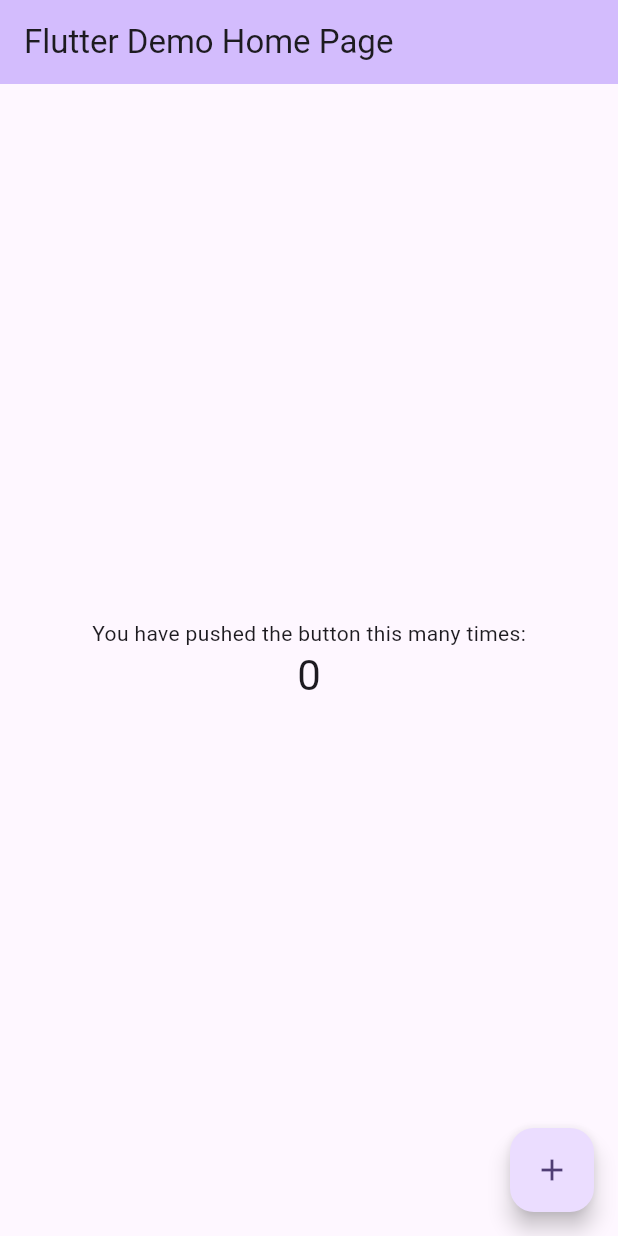
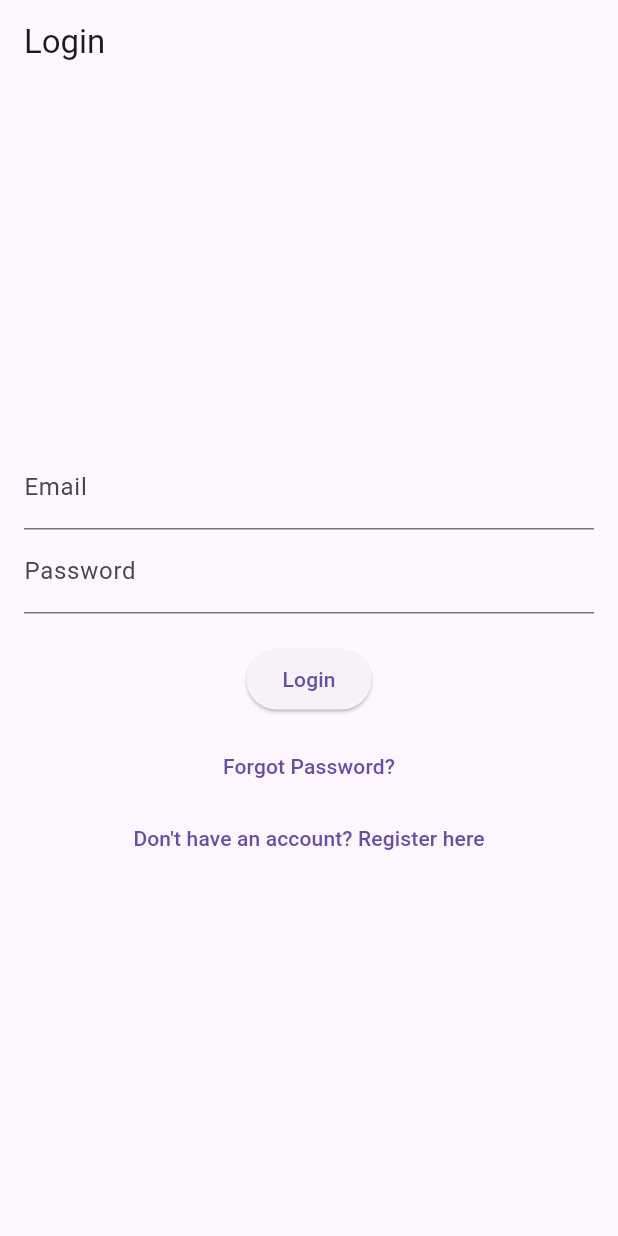
Before and after one commit to interview-project-12-2024-a/frontend, a Flutter app: the screen it shows after launch, on a phone screen of 412 x 824 dp. Run offline on Flutter 3.47's test engine with Material 3 defaults, Android fonts, the phone set to English and light mode, and no system bars; our stand-ins replace firebase_core, flutter_modular; accounts and stored records are empty.

Commit message:
feat: add login view

```diff
--- /dev/null
+++ b/lib/app/app_routes.dart
@@ -0,0 +1,4 @@
+abstract class AppRoutes {
+  static const auth = '/';
+  static const chat = '/chat';
+}
--- /dev/null
+++ b/lib/app/app_widget.dart
@@ -0,0 +1,14 @@
+import 'package:flutter/material.dart';
+import 'package:flutter_modular/flutter_modular.dart';
+
+class AppWidget extends StatelessWidget {
+  @override
+  Widget build(BuildContext context) {
+    return MaterialApp.router(
+      title: 'Flutter Modular App',
+      theme: ThemeData(primarySwatch: Colors.blue),
+      routeInformationParser: Modular.routeInformationParser,
+      routerDelegate: Modular.routerDelegate,
+    );
+  }
+}
--- /dev/null
+++ b/lib/app/modules/auth/auth_routes.dart
@@ -0,0 +1,5 @@
+abstract class AuthRoutes {
+  static const login = '/';
+  static const register = '/register';
+  static const passwordReset = '/password-reset';
+}
--- /dev/null
+++ b/lib/app/modules/auth/views/auth_login_view.dart
@@ -0,0 +1,61 @@
+import 'package:flutter/material.dart';
+import 'package:flutter/widgets.dart';
+import 'package:flutter_modular/flutter_modular.dart';
+
+class AuthLoginView extends StatefulWidget {
+  @override
+  _AuthLoginViewState createState() => _AuthLoginViewState();
+}
+
+class _AuthLoginViewState extends State<AuthLoginView> {
+  final emailController = TextEditingController();
+  final passwordController = TextEditingController();
+  bool isLoading = false;
+
+  void login() async {
+    setState(() => isLoading = true);
+
+    print("dbg: implement login function");
+  }
+
+  @override
+  Widget build(BuildContext context) {
+    return Scaffold(
+      appBar: AppBar(title: const Text('Login')),
+      body: Padding(
+        padding: const EdgeInsets.all(16.0),
+        child: Column(
+          mainAxisAlignment: MainAxisAlignment.center,
+          children: [
+            TextField(
+              controller: emailController,
+              decoration: const InputDecoration(labelText: 'Email'),
+              keyboardType: TextInputType.emailAddress,
+            ),
+            TextField(
+              controller: passwordController,
+              decoration: const InputDecoration(labelText: 'Password'),
+              obscureText: true,
+            ),
+            const SizedBox(height: 20),
+            isLoading
+                ? const CircularProgressIndicator()
+                : ElevatedButton(
+                    onPressed: login,
+                    child: const Text('Login'),
+                  ),
+            const SizedBox(height: 10),
+            TextButton(
+              onPressed: () => Modular.to.navigate('/auth/reset-password'),
+              child: const Text('Forgot Password?'),
+            ),
+            TextButton(
+              onPressed: () => Modular.to.navigate('/auth/register'),
+              child: const Text("Don't have an account? Register here"),
+            ),
+          ],
+        ),
+      ),
+    );
+  }
+}
--- a/lib/main.dart
+++ b/lib/main.dart
@@ -1,125 +1,10 @@
+import 'package:firebase_core/firebase_core.dart';
 import 'package:flutter/material.dart';
+import 'package:flutter_modular/flutter_modular.dart';
+import 'package:frontend/app/app_module.dart';
+import 'package:frontend/app/app_widget.dart';
 
-void main() {
-  runApp(const MyApp());
+void main() async {
+  //TODO init firebase herer
+  runApp(ModularApp(module: AppModule(), child: AppWidget()));
 }
-
-class MyApp extends StatelessWidget {
-  const MyApp({super.key});
-
-  // This widget is the root of your application.
-  @override
-  Widget build(BuildContext context) {
-    return MaterialApp(
-      title: 'Flutter Demo',
-      theme: ThemeData(
-        // This is the theme of your application.
-        //
-        // TRY THIS: Try running your application with "flutter run". You'll see
-        // the application has a purple toolbar. Then, without quitting the app,
-        // try changing the seedColor in the colorScheme below to Colors.green
-        // and then invoke "hot reload" (save your changes or press the "hot
-        // reload" button in a Flutter-supported IDE, or press "r" if you used
-        // the command line to start the app).
-        //
-        // Notice that the counter didn't reset back to zero; the application
-        // state is not lost during the reload. To reset the state, use hot
-        // restart instead.
-        //
-        // This works for code too, not just values: Most code changes can be
-        // tested with just a hot reload.
-        colorScheme: ColorScheme.fromSeed(seedColor: Colors.deepPurple),
-        useMaterial3: true,
-      ),
-      home: const MyHomePage(title: 'Flutter Demo Home Page'),
-    );
-  }
-}
-
-class MyHomePage extends StatefulWidget {
-  const MyHomePage({super.key, required this.title});
-
-  // This widget is the home page of your application. It is stateful, meaning
-  // that it has a State object (defined below) that contains fields that affect
-  // how it looks.
-
-  // This class is the configuration for the state. It holds the values (in this
-  // case the title) provided by the parent (in this case the App widget) and
-  // used by the build method of the State. Fields in a Widget subclass are
-  // always marked "final".
-
-  final String title;
-
-  @override
-  State<MyHomePage> createState() => _MyHomePageState();
-}
-
-class _MyHomePageState extends State<MyHomePage> {
-  int _counter = 0;
-
-  void _incrementCounter() {
-    setState(() {
-      // This call to setState tells the Flutter framework that something has
-      // changed in this State, which causes it to rerun the build method below
-      // so that the display can reflect the updated values. If we changed
-      // _counter without calling setState(), then the build method would not be
-      // called again, and so nothing would appear to happen.
-      _counter++;
-    });
-  }
-
-  @override
-  Widget build(BuildContext context) {
-    // This method is rerun every time setState is called, for instance as done
-    // by the _incrementCounter method above.
-    //
-    // The Flutter framework has been optimized to make rerunning build methods
-    // fast, so that you can just rebuild anything that needs updating rather
-    // than having to individually change instances of widgets.
-    return Scaffold(
-      appBar: AppBar(
-        // TRY THIS: Try changing the color here to a specific color (to
-        // Colors.amber, perhaps?) and trigger a hot reload to see the AppBar
-        // change color while the other colors stay the same.
-        backgroundColor: Theme.of(context).colorScheme.inversePrimary,
-        // Here we take the value from the MyHomePage object that was created by
-        // the App.build method, and use it to set our appbar title.
-        title: Text(widget.title),
-      ),
-      body: Center(
-        // Center is a layout widget. It takes a single child and positions it
-        // in the middle of the parent.
-        child: Column(
-          // Column is also a layout widget. It takes a list of children and
-          // arranges them vertically. By default, it sizes itself to fit its
-          // children horizontally, and tries to be as tall as its parent.
-          //
-          // Column has various properties to control how it sizes itself and
-          // how it positions its children. Here we use mainAxisAlignment to
-          // center the children vertically; the main axis here is the vertical
-          // axis because Columns are vertical (the cross axis would be
-          // horizontal).
-          //
-          // TRY THIS: Invoke "debug painting" (choose the "Toggle Debug Paint"
-          // action in the IDE, or press "p" in the console), to see the
-          // wireframe for each widget.
-          mainAxisAlignment: MainAxisAlignment.center,
-          children: <Widget>[
-            const Text(
-              'You have pushed the button this many times:',
-            ),
-            Text(
-              '$_counter',
-              style: Theme.of(context).textTheme.headlineMedium,
-            ),
-          ],
-        ),
-      ),
-      floatingActionButton: FloatingActionButton(
-        onPressed: _incrementCounter,
-        tooltip: 'Increment',
-        child: const Icon(Icons.add),
-      ), // This trailing comma makes auto-formatting nicer for build methods.
-    );
-  }
-}
```
Also changed, not shown: lib/app/app_module.dart (added, +17 -0 lines), lib/app/modules/auth/auth_module.dart (added, +15 -0 lines), lib/app/modules/chat/chat_module.dart (added, +9 -0 lines), lib/app/modules/shared/shared_module.dart (added, +9 -0 lines), lib/app/modules/auth/controllers/auth_controller.dart (added).
